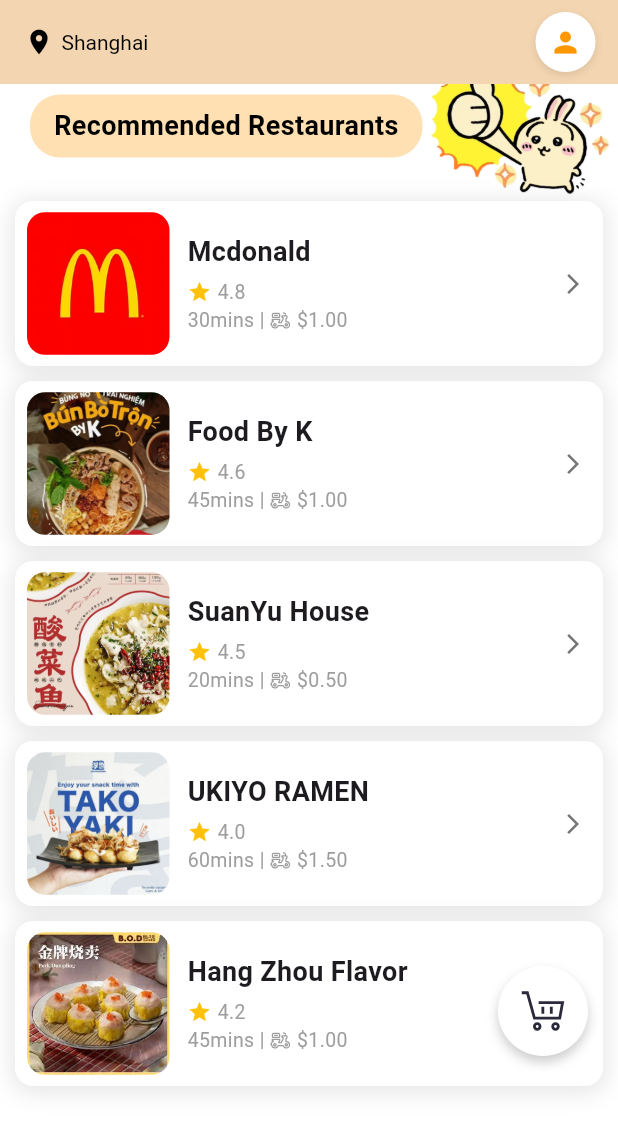
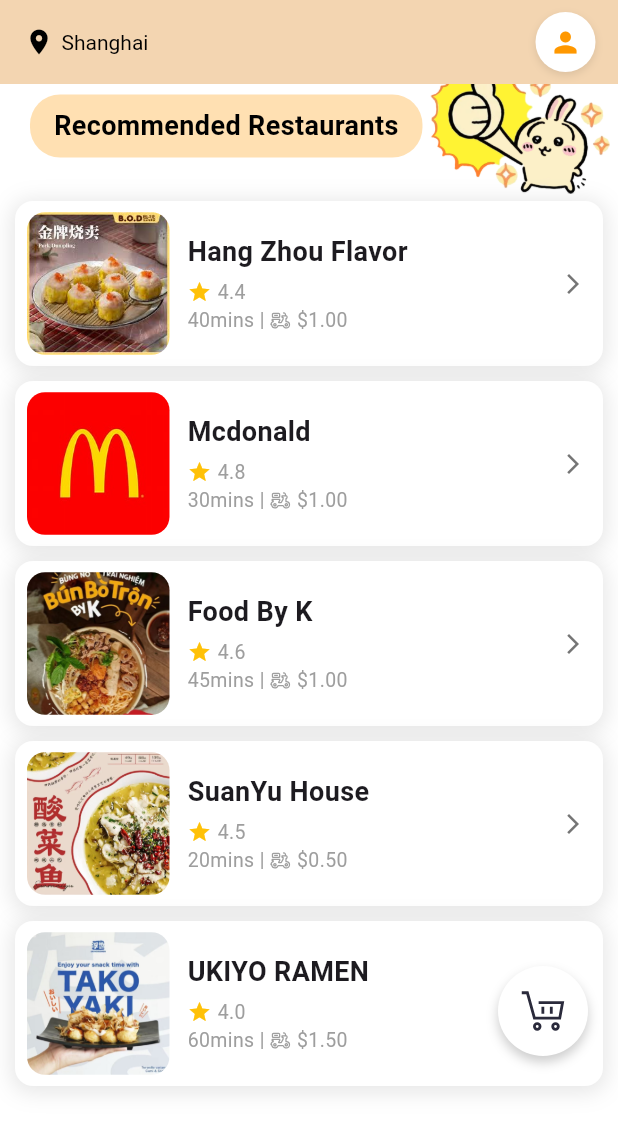
Before and after one commit to GreenwichDDLver/Mobile_Asmt1, a Flutter app: the screen it shows after launch, scrolled down 741 dp, on a phone screen of 412 x 824 dp. Shown: the top 1132 px of the screen. Run offline on Flutter 3.47's test engine with Material 3 defaults, Android fonts, the light colour scheme and no system bars; our stand-ins replace flutter_svg.

Commit message:
homepage
加了banner panel、chart panel

```diff
--- a/assignment1/lib/models/RestaurantList.dart
+++ b/assignment1/lib/models/RestaurantList.dart
@@ -19,6 +19,18 @@
 
   static List<RestaurantListModel> getRestaurantList() {
     List<RestaurantListModel> RestaurantList = [];
+
+    RestaurantList.add(
+      RestaurantListModel(
+        name: "Hang Zhou Flavor",
+        iconPath: "assets/images/logo4.jpg",
+        score: "4.4",
+        duration: "40mins",
+        fee: "\$1.00",
+        boxColor: const Color(0xffC58BF2),
+      ),
+    );
+
 
     RestaurantList.add(
       RestaurantListModel(
@@ -64,16 +76,7 @@
       ),
     );
 
-    RestaurantList.add(
-      RestaurantListModel(
-        name: "Hang Zhou Flavor",
-        iconPath: "assets/images/logo4.jpg",
-        score: "4.2",
-        duration: "45mins",
-        fee: "\$1.00",
-        boxColor: const Color(0xffC58BF2),
-      ),
-    );
+
 
     return RestaurantList;
   }
--- a/assignment1/lib/pages/homepage.dart
+++ b/assignment1/lib/pages/homepage.dart
@@ -6,6 +6,7 @@
 import 'package:assignment1/pages/search_page.dart';
 import 'package:assignment1/pages/profile_page.dart';
 import 'package:assignment1/widgets/cart_panel.dart';
+import 'package:assignment1/widgets/homepage_banner.dart';
 
 class HomePage extends StatefulWidget {
   const HomePage({super.key});
@@ -119,7 +120,7 @@
           const SizedBox(width: 5),
           Expanded(
             child: Text(
-              "Shanghai", // 你可以替换为动态定位
+              "Shanghai", // 定位
               overflow: TextOverflow.ellipsis,
               style: const TextStyle(
                 color: Colors.black,
@@ -206,6 +207,7 @@
     );
   }
 
+//分类表
   Column _categorySection() {
   return Column(
     crossAxisAlignment: CrossAxisAlignment.start,
@@ -293,7 +295,41 @@
   );
 }
 
+//banner
 Widget _bannerSection() {
+  final bannerDescriptions = [
+  '''
+Enjoy a delightful pasta day! 🍝
+
+✨ Special Offers:
+- Get a 50% discount on your second pasta dish.
+- Collect exclusive pasta coupons valid for this week only.
+
+📅 Limited-time offer. Grab it while it lasts!
+''',
+  '''
+🔥 Big Weekend Deal! 🛍️
+
+🎁 Up to 35% OFF on selected menu items.
+
+💡 Use Code: WEEKEND35 at checkout
+📌 Valid on orders over \$15.
+🕒 Only available from Friday to Sunday!
+
+Don't miss your chance to save big this weekend!
+''',
+  '''
+🍕 Pizza Time Deal! Just \$3.99
+
+Indulge in our cheesy pizza offer:
+- Classic Margherita, only \$3.99!
+- No hidden fees. No extra charges.
+
+📅 Available daily from 2 PM to 6 PM.
+''',
+
+  ];
+
   return Column(
     children: [
       const SizedBox(height: 10),
@@ -308,7 +344,18 @@
             });
           },
           itemBuilder: (context, index) {
-              return Padding(
+            return GestureDetector(
+              onTap: () {
+                showDialog(
+                  context: context,
+                  builder: (_) => BannerPanel(
+                    imagePath: bannerImages[index],
+                    description: bannerDescriptions[index],
+                    onClose: () => Navigator.of(context).pop(),
+                  ),
+                );
+              },
+              child: Padding(
                 padding: const EdgeInsets.symmetric(horizontal: 12),
                 child: Container(
                   decoration: BoxDecoration(
@@ -322,7 +369,6 @@
                       ),
                     ],
                   ),
-
                   child: ClipRRect(
                     borderRadius: BorderRadius.circular(12),
                     child: Image.asset(
@@ -330,6 +376,7 @@
                       fit: BoxFit.cover,
                       height: 160,
                       width: double.infinity,
+                    ),
                   ),
                 ),
               ),
@@ -358,7 +405,7 @@
   );
 }
 
-
+//banner的标题
 Column _recentActivitiesSection() {
   return Column(
     crossAxisAlignment: CrossAxisAlignment.start,
--- a/assignment1/lib/widgets/cart_panel.dart
+++ b/assignment1/lib/widgets/cart_panel.dart
@@ -38,7 +38,7 @@
                 child: Center(
                   child: Image.asset(
                     'assets/images/usagi6.png',
-                    width: 10, // 控制图片宽度
+                    width: 135, // 控制图片宽度
                     fit: BoxFit.contain,
                   ),
                 ),
--- a/assignment1/pubspec.yaml
+++ b/assignment1/pubspec.yaml
@@ -88,6 +88,7 @@
     - assets/images/usagi4.png
     - assets/images/usagi5.png
     - assets/images/usagi6.png
+    - assets/images/usagi7.png
     - assets/images/hamberger.png
     - assets/images/chickencorns.jpg
 
```
Also changed, not shown: assignment1/lib/SearchPagePlaceholder.dart (deleted, +0 -13 lines), assignment1/lib/pages/menu_page.dart (+23 -4 lines), assignment1/lib/restaurant_detail_placeholder.dart (deleted, +0 -23 lines), assignment1/lib/widgets/banner_header.dart (+7 -3 lines), assignment1/lib/widgets/homepage_banner.dart (added, +69 -0 lines), assignment1/assets/images/banner3.png, assignment1/assets/images/usagi1.png, assignment1/assets/images/usagi7.png (added). Lines whose indentation alone changed are shown as unchanged.
